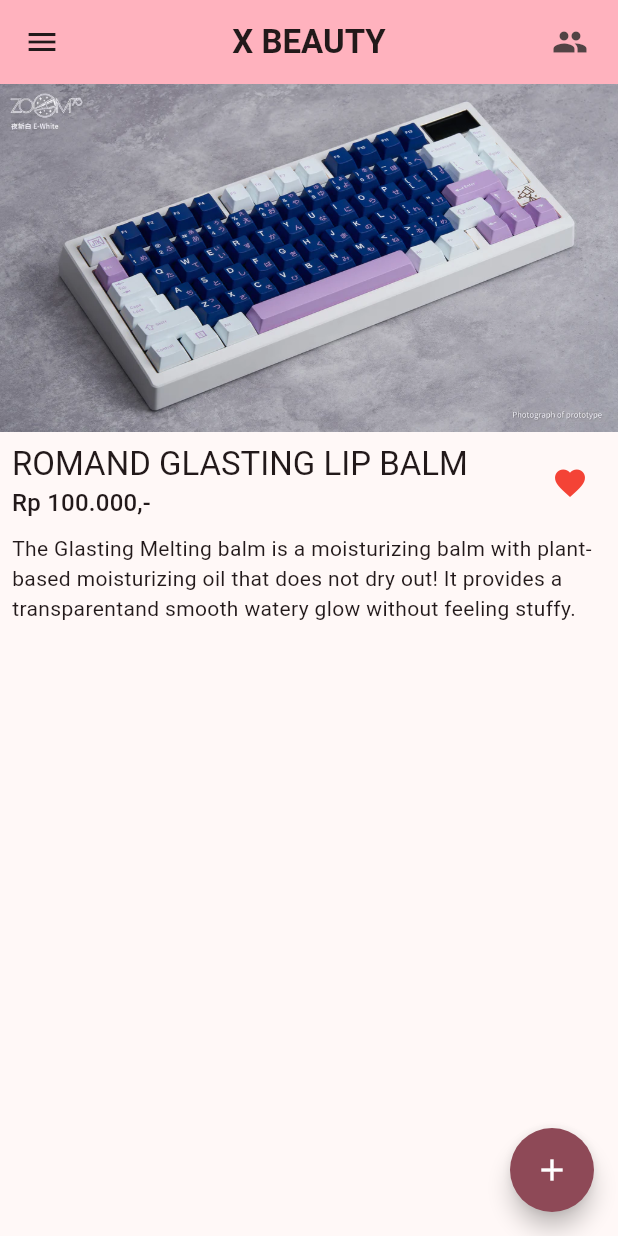
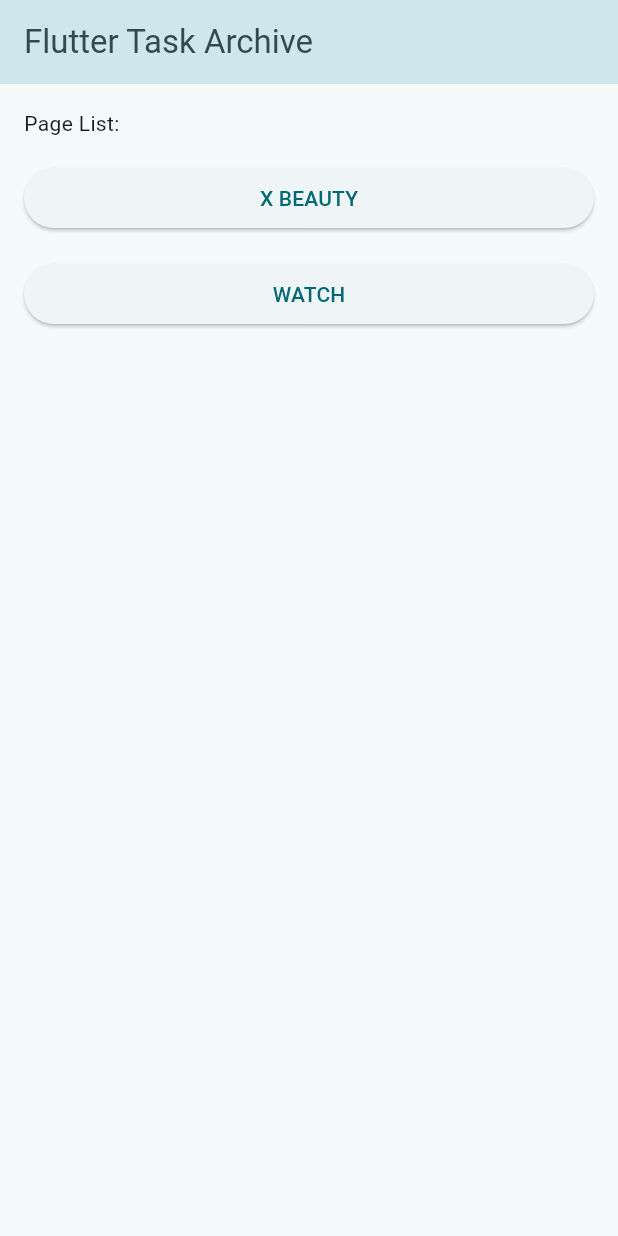
Before and after one commit to PixelSam123/flutter_task_archive, a Flutter app: the screen it shows after launch, on a phone screen of 412 x 824 dp. Run offline on Flutter 3.47's test engine with Material 3 defaults, Android fonts, the light colour scheme and no system bars.

Commit message:
add second page & index page

```diff
--- a/lib/main.dart
+++ b/lib/main.dart
@@ -1,4 +1,5 @@
 import 'package:flutter/material.dart';
+import 'package:flutter_task_archive/pages/home.dart';
 
 void main() {
   runApp(const MyApp());
@@ -11,108 +12,12 @@
   Widget build(BuildContext context) {
     return MaterialApp(
       debugShowCheckedModeBanner: false,
-      title: 'X BEAUTY',
+      title: 'Flutter Task Archive',
       theme: ThemeData(
-        colorScheme: ColorScheme.fromSeed(seedColor: Colors.pink),
         useMaterial3: true,
+        colorScheme: ColorScheme.fromSeed(seedColor: Colors.grey),
       ),
-      home: const MyPage(),
+      home: const HomePage(),
     );
   }
 }
-
-class MyPage extends StatelessWidget {
-  const MyPage({super.key});
-
-  @override
-  Widget build(BuildContext context) {
-    return Scaffold(
-      appBar: AppBar(
-        backgroundColor: Theme.of(context).colorScheme.inversePrimary,
-        title: const Text('X BEAUTY'),
-        centerTitle: true,
-        titleTextStyle: Theme.of(context).textTheme.titleLarge?.copyWith(
-              fontWeight: FontWeight.w600,
-            ),
-        actions: [
-          IconButton(
-            onPressed: () {},
-            icon: const Icon(Icons.people),
-          ),
-          const SizedBox(width: 8.0),
-        ],
-        leading: IconButton(
-          onPressed: () {},
-          icon: const Icon(Icons.menu),
-        ),
-      ),
-      body: SingleChildScrollView(
-        child: Center(
-          child: ConstrainedBox(
-            constraints: const BoxConstraints(maxWidth: 1024.0),
-            child: Column(
-              children: [
-                Image.asset(
-                  'assets/zoom75.webp',
-                  width: double.infinity,
-                  fit: BoxFit.fitWidth,
-                ),
-                Padding(
-                  padding: const EdgeInsets.all(8.0),
-                  child: Column(
-                    crossAxisAlignment: CrossAxisAlignment.start,
-                    children: [
-                      Row(
-                        mainAxisAlignment: MainAxisAlignment.spaceBetween,
-                        children: [
-                          Flexible(
-                            child: Column(
-                              crossAxisAlignment: CrossAxisAlignment.start,
-                              children: [
-                                Text(
-                                  'ROMAND GLASTING LIP BALM',
-                                  style: Theme.of(context).textTheme.titleLarge,
-                                ),
-                                Text(
-                                  'Rp 100.000,-',
-                                  style:
-                                      Theme.of(context).textTheme.titleMedium,
-                                ),
-                              ],
-                            ),
-                          ),
-                          IconButton(
-                            onPressed: () {},
-                            icon: const Icon(
-                              Icons.favorite,
-                              color: Colors.red,
-                            ),
-                          ),
-                        ],
-                      ),
-                      const SizedBox(height: 8.0),
-                      const Text(
-                        'The Glasting Melting balm is a moisturizing balm with '
-                        'plant-based moisturizing oil that does not dry out! '
-                        'It provides a transparentand smooth watery glow '
-                        'without feeling stuffy.',
-                      ),
-                    ],
-                  ),
-                ),
-              ],
-            ),
-          ),
-        ),
-      ),
-      floatingActionButton: FloatingActionButton(
-        onPressed: () {},
-        tooltip: 'Add',
-        shape: const CircleBorder(),
-        backgroundColor: Theme.of(context).colorScheme.primary,
-        foregroundColor: Theme.of(context).colorScheme.onPrimary,
-        child: const Icon(Icons.add),
-      ),
-    );
-  }
-}
--- /dev/null
+++ b/lib/pages/home.dart
@@ -0,0 +1,45 @@
+import 'package:flutter/material.dart';
+import 'package:flutter_task_archive/pages/watch.dart';
+import 'package:flutter_task_archive/pages/x_beauty.dart';
+
+class HomePage extends StatelessWidget {
+  const HomePage({super.key});
+
+  @override
+  Widget build(BuildContext context) {
+    return Scaffold(
+      appBar: AppBar(
+        backgroundColor: Theme.of(context).colorScheme.secondaryContainer,
+        foregroundColor: Theme.of(context).colorScheme.onSecondaryContainer,
+        title: const Text('Flutter Task Archive'),
+      ),
+      body: Padding(
+        padding: const EdgeInsets.all(16.0),
+        child: Column(
+          crossAxisAlignment: CrossAxisAlignment.stretch,
+          children: [
+            const Text('Page List:'),
+            const SizedBox(height: 16.0),
+            ElevatedButton(
+              onPressed: () {
+                Navigator.of(context).push(
+                  MaterialPageRoute(builder: (context) => XBeautyPage()),
+                );
+              },
+              child: const Text('X BEAUTY'),
+            ),
+            const SizedBox(height: 16.0),
+            ElevatedButton(
+              onPressed: () {
+                Navigator.of(context).push(
+                  MaterialPageRoute(builder: (context) => WatchPage()),
+                );
+              },
+              child: const Text('WATCH'),
+            ),
+          ],
+        ),
+      ),
+    );
+  }
+}
```
Also changed, not shown: lib/pages/watch.dart (added, +164 -0 lines), lib/pages/x_beauty.dart (added, +95 -0 lines), assets/jamtangan.webp (added).
